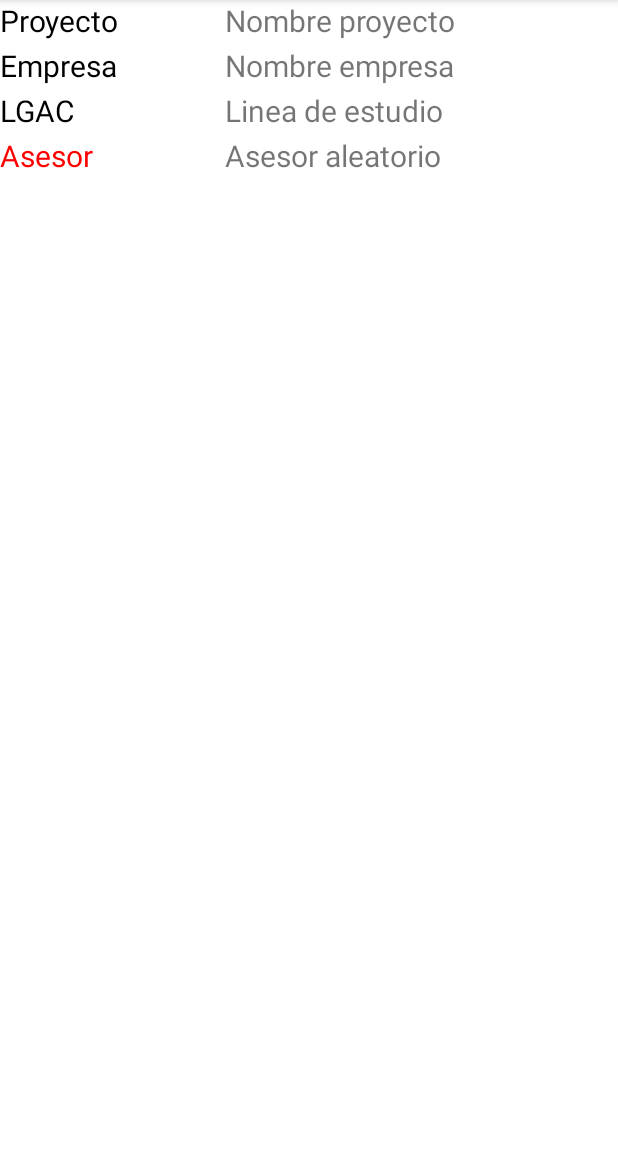
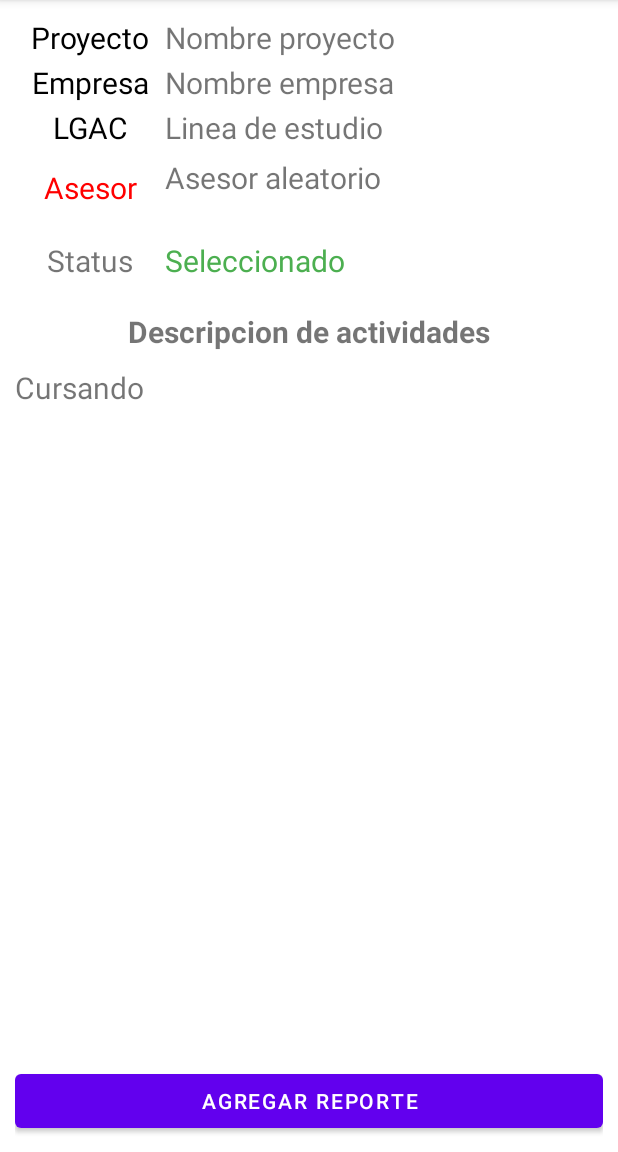
Before and after one commit to Gabrielruiz1712/PlataformaSGE_RES, an Android app: the SeleccionProyecto screen opened directly, with no data from a screen before it, on a phone screen of 412 x 824 dp, the part 84-1236 px from its top. Run offline under Robolectric (Android 15) with nearby library versions, the phone set to English and light mode, and no system bars; 8 statements that could not run were skipped.

Commit message:
Se modificó el apartado de agregar dependencia

```diff
--- a/app/src/main/java/mx/edu/itm/link/plataformasge_res/AgregarDependencia.kt
+++ b/app/src/main/java/mx/edu/itm/link/plataformasge_res/AgregarDependencia.kt
@@ -17,6 +17,10 @@ class AgregarDependencia : AppCompatActivity() {
         binding.numeroControlR.setText(alumno.nc)
         binding.nombreR.setText("${alumno.nombre} ${alumno.apellidos}")
 
-        //TODO: Hacer todo lo relacionado con la alta de dependencia en la BD
+        binding.btnRegistro.setOnClickListener {
+
+            //TODO: Hacer todo lo relacionado con la alta de dependencia en la BD
+        }
+
     }
 }
--- a/app/src/main/java/mx/edu/itm/link/plataformasge_res/DetalleProyecto.kt
+++ b/app/src/main/java/mx/edu/itm/link/plataformasge_res/DetalleProyecto.kt
@@ -23,10 +23,14 @@ class DetalleProyecto : AppCompatActivity() {
         binding.descripcionDetalle.text = proyecto.descripcion
 
         binding.btnQuieroEsteProyecto.setOnClickListener {
+
+            //TODO: Hacer la validacion de que si de verdad quiere este proyecto
             val intent = Intent(this, SeleccionProyecto::class.java)
             intent.putExtra("ALUMNO", alumno)
             intent.putExtra("PROYECTO", proyecto)
             startActivity(intent)
+
+            //TODO: Poner el la BD que este alumno ya selecciono proyecto
         }
 
     }
--- a/app/src/main/java/mx/edu/itm/link/plataformasge_res/SeleccionProyecto.kt
+++ b/app/src/main/java/mx/edu/itm/link/plataformasge_res/SeleccionProyecto.kt
@@ -27,10 +27,13 @@ class SeleccionProyecto : AppCompatActivity() {
         binding.nombreProyectoSeleccion.text = proyecto.nombreProyecto
         binding.nombreEmpresaSeleccion.text = proyecto.nombreEmpresa
         binding.lgacSeleccion.text = proyecto.lgac
+        binding.descripcionSeleccionado.text = proyecto.descripcion
 
         //TODO: esto se va a hacer con un join cuando sea BD
         val profesoresDeLinea = ArrayList<Profesore>()
+
         for (p in bd.profesores) {
+            //Si la linea del profesor es igual a la linea del proyecto
             if (p.linea == proyecto.lgac) {
                 profesoresDeLinea.add(p)
             }
--- a/app/src/main/res/layout/activity_seleccion_proyecto.xml
+++ b/app/src/main/res/layout/activity_seleccion_proyecto.xml
@@ -4,6 +4,7 @@
     android:layout_width="match_parent"
     android:layout_height="match_parent"
     android:orientation="vertical"
+    android:padding="10dp"
     tools:context=".SeleccionProyecto">
 
     <LinearLayout
@@ -12,15 +13,16 @@
         android:orientation="horizontal">
 
         <TextView
-            android:layout_width="150dp"
+            android:layout_width="100dp"
             android:layout_height="30dp"
+            android:gravity="center"
             android:text="Proyecto"
             android:textColor="@color/black"
             android:textSize="20sp" />
 
         <TextView
             android:id="@+id/nombreProyectoSeleccion"
-            android:layout_width="200dp"
+            android:layout_width="match_parent"
             android:layout_height="wrap_content"
             android:text="Nombre proyecto"
             android:textSize="20sp" />
@@ -32,15 +34,16 @@
         android:orientation="horizontal">
 
         <TextView
-            android:layout_width="150dp"
+            android:layout_width="100dp"
             android:layout_height="30dp"
+            android:gravity="center"
             android:text="Empresa"
             android:textColor="@color/black"
             android:textSize="20sp" />
 
         <TextView
             android:id="@+id/nombreEmpresaSeleccion"
-            android:layout_width="200dp"
+            android:layout_width="match_parent"
             android:layout_height="wrap_content"
             android:text="Nombre empresa"
             android:textSize="20sp" />
@@ -51,15 +54,16 @@
         android:layout_height="wrap_content">
 
         <TextView
-            android:layout_width="150dp"
+            android:layout_width="100dp"
             android:layout_height="30dp"
+            android:gravity="center"
             android:text="LGAC"
             android:textColor="@color/black"
             android:textSize="20sp" />
 
         <TextView
             android:id="@+id/lgacSeleccion"
-            android:layout_width="200dp"
+            android:layout_width="match_parent"
             android:layout_height="wrap_content"
             android:text="Linea de estudio"
             android:textSize="20sp" />
@@ -67,21 +71,72 @@
 
     <LinearLayout
         android:layout_width="match_parent"
-        android:layout_height="wrap_content">
+        android:layout_height="60dp">
 
         <TextView
-            android:layout_width="150dp"
+            android:layout_width="100dp"
             android:layout_height="50dp"
+            android:gravity="center"
             android:text="Asesor"
             android:textColor="#FF0000"
             android:textSize="20sp" />
 
         <TextView
             android:id="@+id/asesorSeleccion"
-            android:layout_width="200dp"
-            android:layout_height="wrap_content"
+            android:layout_width="match_parent"
+            android:layout_height="50dp"
+            android:layout_gravity="center"
             android:text="Asesor aleatorio"
             android:textSize="20sp" />
     </LinearLayout>
 
+    <LinearLayout
+        android:layout_width="match_parent"
+        android:layout_height="wrap_content"
+        android:orientation="horizontal">
+
+        <TextView
+            android:layout_width="100dp"
+            android:layout_height="wrap_content"
+
+            android:gravity="center"
+            android:text="Status"
+            android:textSize="20sp" />
+
+        <TextView
+            android:id="@+id/cursandoProyecto"
+            android:layout_width="wrap_content"
+            android:layout_height="wrap_content"
+            android:layout_weight="1"
+            android:textColor="#4CAF50"
+            android:text="Seleccionado"
+            android:textSize="20sp" />
+    </LinearLayout>
+
+    <TextView
+        android:layout_width="wrap_content"
+        android:layout_height="wrap_content"
+        android:text="Descripcion de actividades"
+        android:layout_marginTop="20dp"
+        android:layout_gravity="center"
+        android:gravity="center"
+        android:textStyle="bold"
+        android:textSize="20sp" />
+
+    <TextView
+        android:id="@+id/descripcionSeleccionado"
+        android:layout_width="match_parent"
+        android:layout_height="wrap_content"
+        android:layout_marginTop="10dp"
+        android:layout_weight="1"
+        android:text="Cursando"
+        android:textSize="20sp" />
+
+    <Button
+        android:id="@+id/button"
+        android:layout_width="match_parent"
+        android:layout_height="wrap_content"
+        android:text="Agregar reporte" />
+
+
 </LinearLayout>
--- a/app/src/main/res/values/strings.xml
+++ b/app/src/main/res/values/strings.xml
@@ -16,7 +16,7 @@
         "proyectos": [
           {
             "id": 1,
-            "nombreProyecto": "'Reclutar ovnis'",
+            "nombreProyecto": "'Reclutar aliens'",
             "nombreEmpresa": "'Area 51'",
             "descripcion": "'Reclutar cientificos del planeta X12.0 para aplicaciones de intervuelo'",
             "lgac": "'ciencias del universo'"
```
Also changed, not shown: app/src/main/java/mx/edu/itm/link/plataformasge_res/models/DependenciasPorAprobar.kt (added, +21 -0 lines), app/src/main/res/layout/activity_agregar_dependencia.xml (+5 -41 lines).
